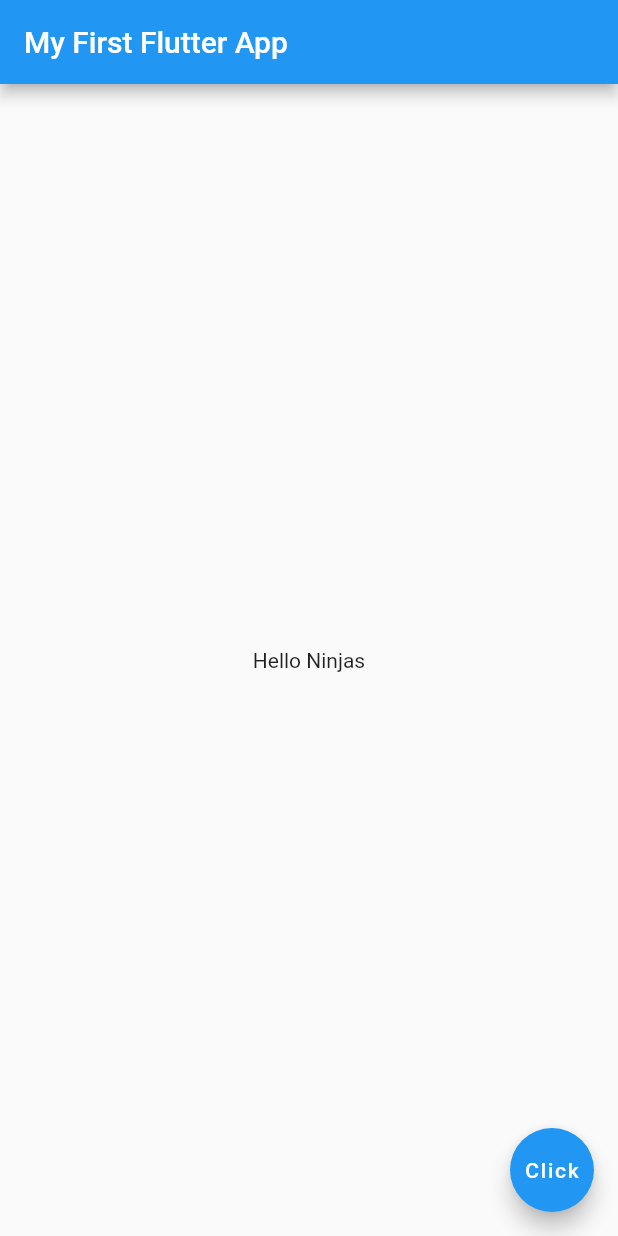
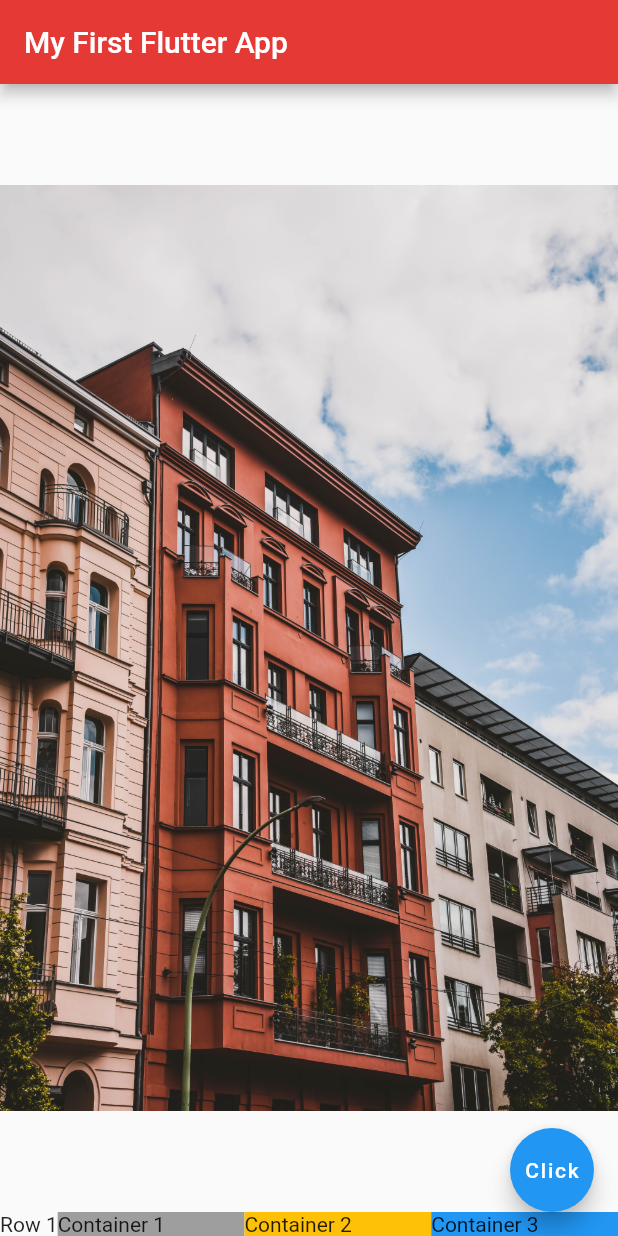
Before and after one commit to Catalyst023/example_repo, a Flutter app: the screen it shows after launch, on a phone screen of 412 x 824 dp. Run offline on Flutter 3.47's test engine with Material 2 defaults, Android fonts, the phone set to English and light mode, and no system bars.

Commit message:
Added Assets, Columns & Rows

```diff
--- a/sampleproject/lib/main.dart
+++ b/sampleproject/lib/main.dart
@@ -1,17 +1,61 @@
+// ignore_for_file: prefer_const_constructors
+
 import 'package:flutter/material.dart';
 
-void main() => runApp(MaterialApp(
-    home: Scaffold(
+void main() => runApp(MaterialApp(home: Home()));
+
+// ignore: use_key_in_widget_constructors
+class Home extends StatelessWidget {
+
+  @override
+  Widget build(BuildContext context) {
+    return Scaffold(
       appBar: AppBar(
-          title: Text("My First Flutter App"),
+        title: const Text("My First Flutter App"),
+        backgroundColor: Colors.red[600],
       ),
-        body: Center(
-          child: Text("Hello Ninjas"),
-        ),
-        floatingActionButton: FloatingActionButton(
-          child: Text("Click"),
-          onPressed: null,
+      body: Column(
+        mainAxisAlignment: MainAxisAlignment.spaceEvenly,
+
+        children: [
+        Expanded(flex: 1, child: Image.asset("assets/lee.jpg")),
+
+        Row(
+          mainAxisAlignment: MainAxisAlignment.spaceEvenly,
+          children: [
+          Text("Row 1"),
+          Expanded(
+            flex: 1,
+            child: Container(
+              color: Colors.grey,
+              padding: EdgeInsets.symmetric(),
+              child: Text("Container 1"),
             ),
           ),
+          Expanded(
+            flex: 1,
+            child: Container(
+              color: Colors.amber,
+              padding: EdgeInsets.symmetric(),
+              child: Text("Container 2"),
+            ),
+          ),
+          Expanded(
+            flex: 1,
+            child: Container(
+              color: Colors.blue,
+              padding: EdgeInsets.symmetric(),
+              child: Text("Container 3"),
+            ),
+          ),
+
+        ],),
+
+      ],),
+      floatingActionButton: FloatingActionButton(
+        child: const Text("Click"),
+        onPressed: () {},
       ),
     );
+  }
+}
--- a/sampleproject/pubspec.yaml
+++ b/sampleproject/pubspec.yaml
@@ -58,9 +58,8 @@ flutter:
   uses-material-design: true
 
   # To add assets to your application, add an assets section, like this:
-  # assets:
-  #   - images/a_dot_burr.jpeg
-  #   - images/a_dot_ham.jpeg
+  assets:
+    - assets/
 
   # An image asset can refer to one or more resolution-specific "variants", see
   # https://flutter.dev/assets-and-images/#resolution-aware.
```
Also changed, not shown: sampleproject/assets/lee.jpg (added), sampleproject/assets/luca.jpg (added), sampleproject/assets/zeppelin.jpg (added), 1 other file. Lines whose indentation alone changed are shown as unchanged.
